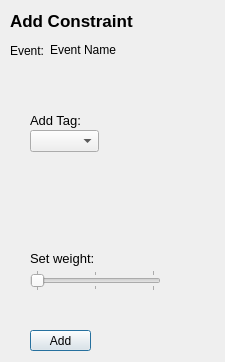
Old version of the form ui_design/ConstraintWindow.ui in the repository baklesis/MasterPlan.
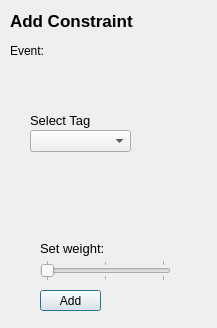
New version of the form. The open tabs and pages were chosen to show the change.

Commit message: Window size reduced

```diff
--- a/ui_design/ConstraintWindow.ui
+++ b/ui_design/ConstraintWindow.ui
@@ -6,8 +6,8 @@
    <rect>
     <x>0</x>
     <y>0</y>
-    <width>225</width>
-    <height>362</height>
+    <width>217</width>
+    <height>328</height>
    </rect>
   </property>
   <property name="windowTitle">
@@ -19,7 +19,7 @@
      <x>10</x>
      <y>60</y>
      <width>181</width>
-     <height>191</height>
+     <height>181</height>
     </rect>
    </property>
    <property name="font">
@@ -159,7 +159,7 @@
       </font>
      </property>
      <property name="text">
-      <string>Add Tag:</string>
+      <string>Select Tag:</string>
      </property>
     </widget>
     <widget class="QLabel" name="label_8">
@@ -185,7 +185,7 @@
       <rect>
        <x>20</x>
        <y>70</y>
-       <width>69</width>
+       <width>101</width>
        <height>22</height>
       </rect>
      </property>
@@ -228,8 +228,8 @@
   <widget class="QPushButton" name="Add_btn">
    <property name="geometry">
     <rect>
-     <x>30</x>
-     <y>330</y>
+     <x>40</x>
+     <y>290</y>
      <width>61</width>
      <height>21</height>
     </rect>
@@ -241,8 +241,8 @@
   <widget class="QSlider" name="weightSlider">
    <property name="geometry">
     <rect>
-     <x>30</x>
-     <y>270</y>
+     <x>40</x>
+     <y>260</y>
      <width>131</width>
      <height>21</height>
     </rect>
@@ -260,8 +260,8 @@
   <widget class="QLabel" name="label_6">
    <property name="geometry">
     <rect>
-     <x>30</x>
-     <y>250</y>
+     <x>40</x>
+     <y>240</y>
      <width>71</width>
      <height>16</height>
     </rect>
@@ -285,7 +285,7 @@
     </rect>
    </property>
    <property name="text">
-    <string>Event Name</string>
+    <string/>
    </property>
   </widget>
  </widget>
```
